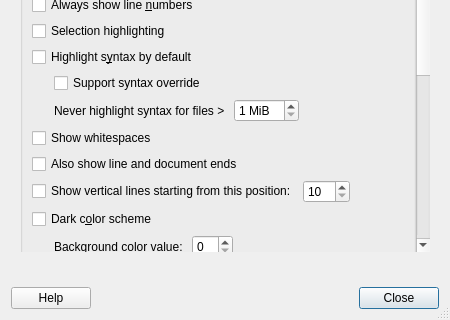
Above: featherpad/prefDialog.ui from vecnathewhisperd0/FeatherPad before the change; both pictures show x 0 to 450 and y 210 to 530 of the 450 by 530 pixel window. Below: the same form after it.
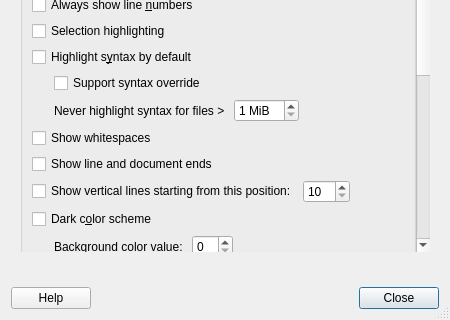
That is the form after the change. The open tabs and pages were chosen to show the change. Icons and pictures are not drawn.

Diff of the .ui file:
```diff
--- a/featherpad/prefDialog.ui
+++ b/featherpad/prefDialog.ui
@@ -654,7 +654,7 @@
               <item>
                <widget class="QCheckBox" name="endingsBox">
                 <property name="text">
-                 <string>Also show line and document ends</string>
+                 <string>Show line and document ends</string>
                 </property>
                </widget>
               </item>
```
